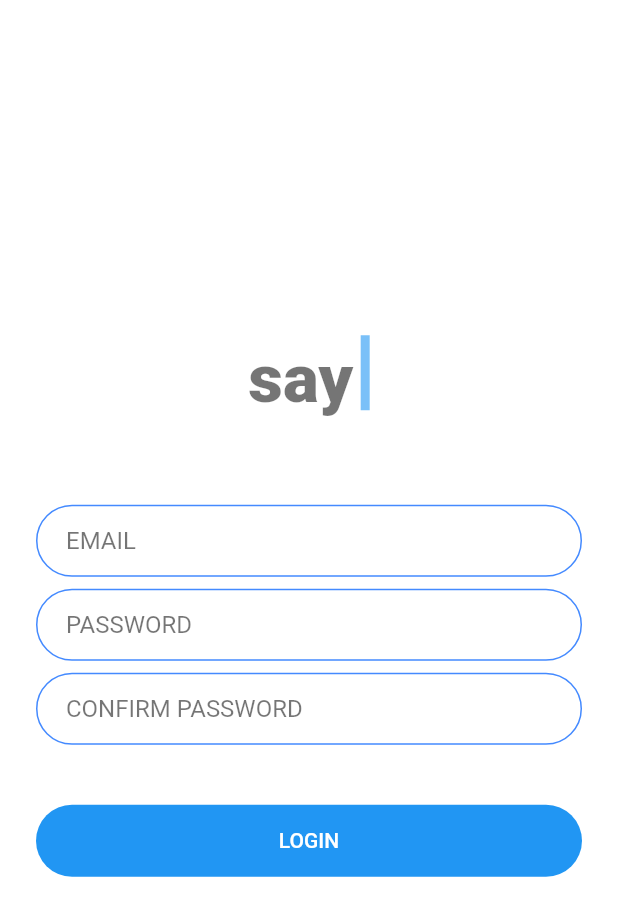
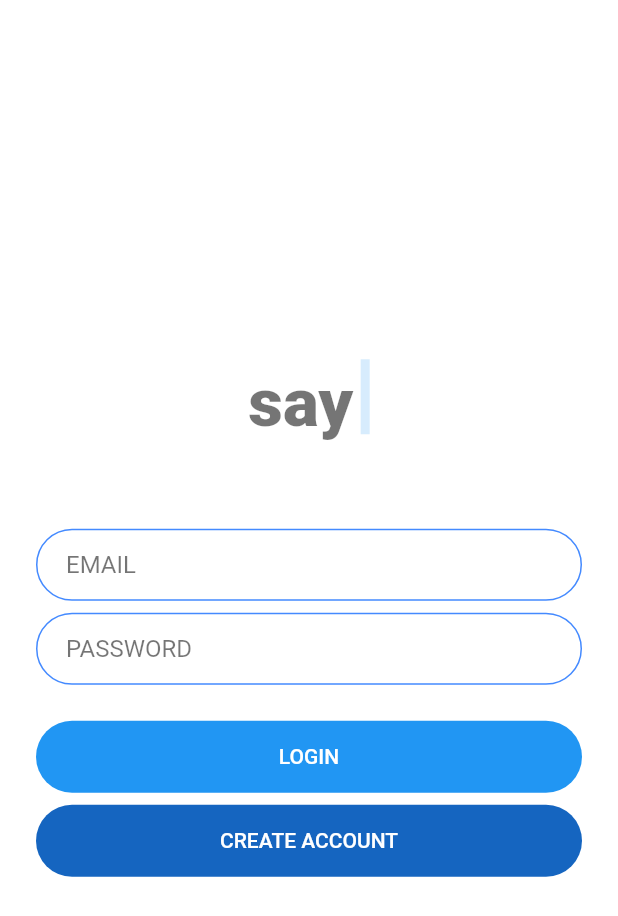
Before and after one commit to irvine5k/say_app, a Flutter app: the screen it shows after launch, after a tap on "LOGIN", on a phone screen of 412 x 824 dp. Shown: the top 916 px of the screen. Run offline on Flutter 3.47's test engine with Material 2 defaults, Android fonts, the phone set to English and light mode, and no system bars; our stand-ins replace firebase_auth, google_sign_in; accounts and stored records are empty.

Commit message:
Authentication Service, Google Sign In, Custom Text Field and Login/Register Flux.

```diff
--- a/lib/constants.dart
+++ b/lib/constants.dart
@@ -12,6 +12,8 @@ const kMessageTextFieldDecoration = InputDecoration(
   border: InputBorder.none,
 );
 
+
+
 const kMessageContainerDecoration = BoxDecoration(
   border: Border(
     top: BorderSide(color: Colors.lightBlueAccent, width: 2.0),
--- a/lib/main.dart
+++ b/lib/main.dart
@@ -1,10 +1,11 @@
 import 'package:flutter/material.dart';
-import './screens/welcome_screen.dart';
 import './screens/login_screen.dart';
 import './screens/registration_screen.dart';
 import './screens/chat_screen.dart';
 
 void main() => runApp(FlashChat());
+
+// >keytool -list -v -keystore "%USERPROFILE%\.android\debug.keystore" -alias androiddebugkey -storepass android -keypass android
 
 class FlashChat extends StatelessWidget {
   @override
@@ -15,9 +16,8 @@ class FlashChat extends StatelessWidget {
           body1: TextStyle(color: Colors.black54),
         ),
       ),
-      initialRoute: WelcomeScreen.id,
+      initialRoute: LoginScreen.id,
       routes: {
-        WelcomeScreen.id: (context) => WelcomeScreen(),
         LoginScreen.id: (context) => LoginScreen(),
         RegistrationScreen.id: (context) => RegistrationScreen(),
         ChatScreen.id: (context) => ChatScreen(),
--- a/lib/screens/login_screen.dart
+++ b/lib/screens/login_screen.dart
@@ -1,3 +1,7 @@
+import 'package:say_app/screens/registration_screen.dart';
+import 'package:say_app/screens/widgets/custom_text_field.dart';
+import 'package:say_app/services/authentication/authentication.dart';
+
 import '../screens/widgets/circular_button.dart';
 import '../screens/widgets/logo_widget.dart';
 import 'package:flutter/material.dart';
@@ -10,31 +14,13 @@ class LoginScreen extends StatefulWidget {
 }
 
 class _LoginScreenState extends State<LoginScreen> {
+  Authentication _auth = Authentication();
+
+  String email;
+  String password;
+
   @override
   Widget build(BuildContext context) {
-    Widget _textField(Function onChanged(String value), String hintText) {
-      return TextField(
-        onChanged: onChanged,
-        decoration: InputDecoration(
-          hintText: hintText,
-          hintStyle: TextStyle(color: Colors.black54),
-          contentPadding:
-              EdgeInsets.symmetric(vertical: 10.0, horizontal: 20.0),
-          border: OutlineInputBorder(
-            borderRadius: BorderRadius.all(Radius.circular(32.0)),
-          ),
-          enabledBorder: OutlineInputBorder(
-            borderSide: BorderSide(color: Colors.blueAccent, width: 1.0),
-            borderRadius: BorderRadius.all(Radius.circular(32.0)),
-          ),
-          focusedBorder: OutlineInputBorder(
-            borderSide: BorderSide(color: Colors.blueAccent, width: 2.0),
-            borderRadius: BorderRadius.all(Radius.circular(32.0)),
-          ),
-        ),
-      );
-    }
-
     return Scaffold(
       backgroundColor: Colors.white,
       body: Padding(
@@ -46,29 +32,38 @@ class _LoginScreenState extends State<LoginScreen> {
             Hero(
               tag: 'logo',
               child: Container(
-                alignment: Alignment.center,
                 child: LogoWidget(),
               ),
             ),
-            SizedBox(
-              height: 48.0,
+            SizedBox(height: 48.0),
+            CustomTextField(
+              handleChange: (String value) {
+                email = value;
+              },
+              hintText: 'EMAIL',
             ),
-            _textField((String value) {}, 'EMAIL'),
-            SizedBox(
-              height: 8.0,
+            SizedBox(height: 8.0),
+            CustomTextField(
+              handleChange: (String value) {
+                password = value;
+              },
+              hintText: 'PASSWORD',
+              textInputType: TextInputType.number,
             ),
-            _textField((String value) {}, 'PASSWORD'),
-             SizedBox(
-              height: 8.0,
-            ),
-            _textField((String value) {}, 'CONFIRM PASSWORD'),
-            SizedBox(
-              height: 24.0,
-            ),
+            SizedBox(height: 24.0),
             CircularButton(
-              onPressed: () {},
+              onPressed: () {
+                _auth.signInUser(email, password, context);
+              },
               label: 'LOGIN',
               color: Colors.blue,
+            ),
+            SizedBox(height: 8.0),
+            CircularButton(
+              onPressed: () {
+                Navigator.pushNamed(context, RegistrationScreen.id);
+              },
+              label: 'CREATE ACCOUNT',
             ),
           ],
         ),
--- a/lib/screens/welcome_screen.dart
+++ /dev/null
@@ -1,47 +0,0 @@
-import '../screens/login_screen.dart';
-import '../screens/registration_screen.dart';
-import '../screens/widgets/circular_button.dart';
-import '../screens/widgets/logo_widget.dart';
-import 'package:flutter/material.dart';
-
-class WelcomeScreen extends StatefulWidget {
-  static String id = 'welcome_screen';
-
-  @override
-  _WelcomeScreenState createState() => _WelcomeScreenState();
-}
-
-class _WelcomeScreenState extends State<WelcomeScreen> {
-  @override
-  Widget build(BuildContext context) {
-    return Scaffold(
-      backgroundColor: Colors.white,
-      body: Padding(
-        padding: EdgeInsets.symmetric(horizontal: 24.0),
-        child: Column(
-          mainAxisAlignment: MainAxisAlignment.center,
-          crossAxisAlignment: CrossAxisAlignment.stretch,
-          children: <Widget>[
-            LogoWidget(),
-            SizedBox(
-              height: 48.0,
-            ),
-            CircularButton(
-              onPressed: () {
-                Navigator.pushNamed(context, LoginScreen.id);
-              },
-              label: 'LOGIN',
-              color: Colors.blue,
-            ),
-            CircularButton(
-              onPressed: () {
-                Navigator.pushNamed(context, RegistrationScreen.id);
-              },
-              label: 'REGISTER',
-            ),
-          ],
-        ),
-      ),
-    );
-  }
-}
--- a/lib/screens/widgets/circular_button.dart
+++ b/lib/screens/widgets/circular_button.dart
@@ -3,15 +3,14 @@ import 'package:flutter/material.dart';
 class CircularButton extends StatelessWidget {
   final Color color;
   final String label;
-  final Function onPressed;
+  final VoidCallback onPressed;
 
-  const CircularButton({Key key, this.label, this.onPressed, this.color}) : super(key: key);
+  const CircularButton({Key key, this.label, this.onPressed, this.color})
+      : super(key: key);
 
   @override
   Widget build(BuildContext context) {
     return Container(
-      child: Padding(
-        padding: EdgeInsets.symmetric(vertical: 16.0),
       child: Material(
         color: color == null ? Colors.blue[800] : color,
         borderRadius: BorderRadius.circular(30.0),
@@ -24,7 +23,6 @@ class CircularButton extends StatelessWidget {
           ),
         ),
       ),
-      ),
     );
   }
 }
--- /dev/null
+++ b/lib/screens/widgets/custom_text_field.dart
@@ -0,0 +1,39 @@
+import 'package:flutter/material.dart';
+
+class CustomTextField extends StatelessWidget {
+  const CustomTextField({
+    Key key,
+    this.hintText,
+    this.handleChange,
+    this.textInputType,
+  }) : super(key: key);
+
+  final void Function(String value) handleChange;
+  final String hintText;
+  final TextInputType textInputType;
+
+  @override
+  Widget build(BuildContext context) {
+    return TextField(
+      onChanged: handleChange,
+      keyboardType: textInputType == null ? TextInputType.emailAddress : textInputType,
+      style: TextStyle(color: Colors.black87),
+      decoration: InputDecoration(
+        hintText: hintText,
+        hintStyle: TextStyle(color: Colors.black54),
+        contentPadding: EdgeInsets.symmetric(vertical: 10.0, horizontal: 20.0),
+        border: OutlineInputBorder(
+          borderRadius: BorderRadius.all(Radius.circular(32.0)),
+        ),
+        enabledBorder: OutlineInputBorder(
+          borderSide: BorderSide(color: Colors.blueAccent, width: 1.0),
+          borderRadius: BorderRadius.all(Radius.circular(32.0)),
+        ),
+        focusedBorder: OutlineInputBorder(
+          borderSide: BorderSide(color: Colors.blueAccent, width: 2.0),
+          borderRadius: BorderRadius.all(Radius.circular(32.0)),
+        ),
+      ),
+    );
+  }
+}
--- a/lib/screens/widgets/logo_widget.dart
+++ b/lib/screens/widgets/logo_widget.dart
@@ -44,7 +44,8 @@ class _LogoWidgetState extends State<LogoWidget>
 
   @override
   Widget build(BuildContext context) {
-    return Container(
+    return Material(
+      color: Colors.transparent,
       child: Row(
         mainAxisAlignment: MainAxisAlignment.center,
         children: <Widget>[
--- a/pubspec.yaml
+++ b/pubspec.yaml
@@ -25,6 +25,8 @@ dependencies:
   cupertino_icons: ^0.1.2
   firebase_core: ^0.4.0
   firebase_auth: ^0.11.0
+  google_sign_in: ^4.0.1+3
+  cloud_firestore: ^0.11.0+1
 
 
 
```
Also changed, not shown: lib/screens/registration_screen.dart (+25 -26 lines), lib/services/authentication/authentication.dart (added, +84 -0 lines), pubspec.lock. Lines whose indentation alone changed are shown as unchanged.
